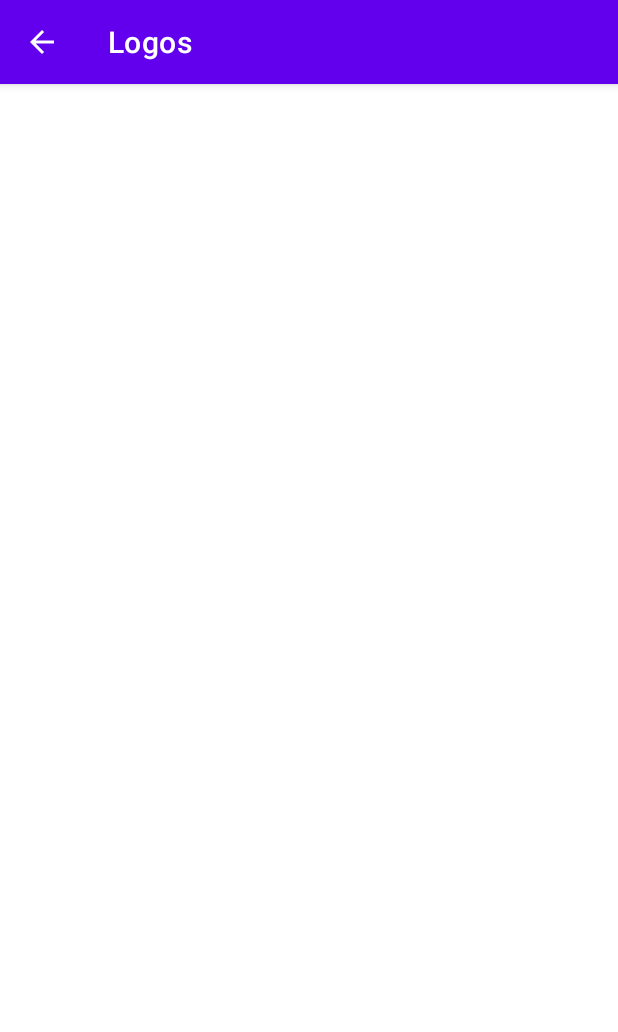
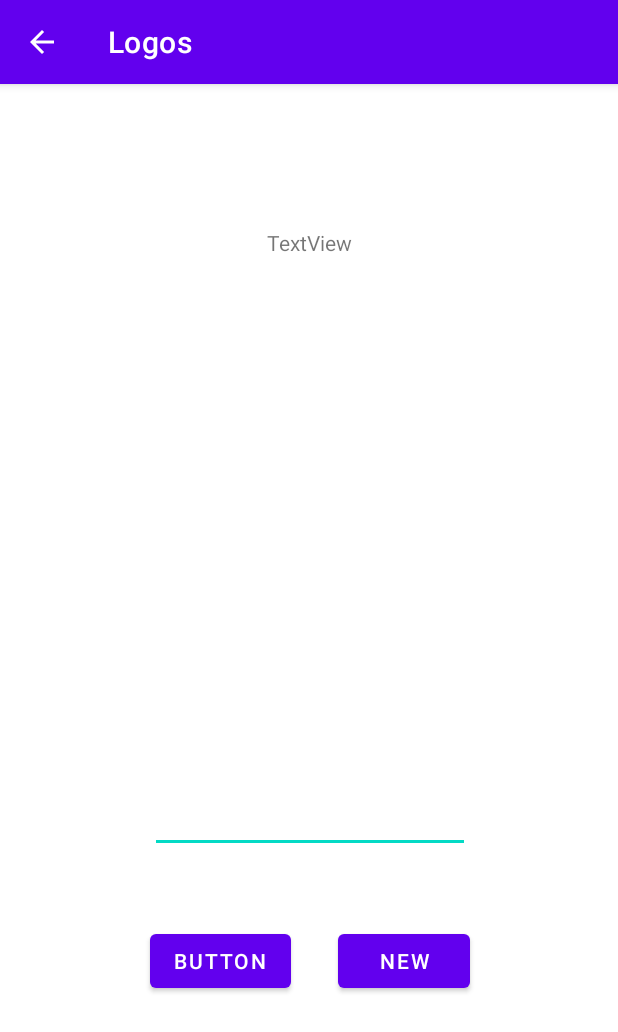
Before and after one commit to JoeBomm/Logos, an Android app: the TwosComplimentActivity screen opened directly, with no data from a screen before it, on a phone screen of 412 x 824 dp. Shown: the top 1032 px of the screen. Run offline under Robolectric (Android 15) with nearby library versions, the phone set to English and light mode, and no system bars.

Commit message:
Add buttons to T or F and Two's Compliment activities

```diff
--- a/app/src/main/res/layout/activity_twos_compliment.xml
+++ b/app/src/main/res/layout/activity_twos_compliment.xml
@@ -6,4 +6,46 @@
     android:layout_height="match_parent"
     tools:context=".TwosComplimentActivity">
 
+    <Button
+        android:id="@+id/button8"
+        android:layout_width="wrap_content"
+        android:layout_height="wrap_content"
+        android:layout_marginTop="16dp"
+        android:layout_marginBottom="16dp"
+        android:text="Button"
+        app:layout_constraintBottom_toBottomOf="parent"
+        app:layout_constraintStart_toStartOf="@+id/editTextNumber3"
+        app:layout_constraintTop_toBottomOf="@+id/editTextNumber3"
+        app:layout_constraintVertical_bias="0.184" />
+
+    <Button
+        android:id="@+id/button9"
+        android:layout_width="wrap_content"
+        android:layout_height="wrap_content"
+        android:text="@string/button_new"
+        app:layout_constraintBaseline_toBaselineOf="@+id/button8"
+        app:layout_constraintEnd_toEndOf="@+id/editTextNumber3" />
+
+    <EditText
+        android:id="@+id/editTextNumber3"
+        android:layout_width="wrap_content"
+        android:layout_height="wrap_content"
+        android:layout_marginTop="352dp"
+        android:ems="10"
+        android:inputType="number"
+        app:layout_constraintEnd_toEndOf="parent"
+        app:layout_constraintHorizontal_bias="0.502"
+        app:layout_constraintStart_toStartOf="parent"
+        app:layout_constraintTop_toBottomOf="@+id/textView4" />
+
+    <TextView
+        android:id="@+id/textView4"
+        android:layout_width="wrap_content"
+        android:layout_height="wrap_content"
+        android:layout_marginTop="96dp"
+        android:text="TextView"
+        app:layout_constraintEnd_toEndOf="parent"
+        app:layout_constraintHorizontal_bias="0.5"
+        app:layout_constraintStart_toStartOf="parent"
+        app:layout_constraintTop_toTopOf="parent" />
 </androidx.constraintlayout.widget.ConstraintLayout>
--- a/app/src/main/res/values/strings.xml
+++ b/app/src/main/res/values/strings.xml
@@ -3,4 +3,8 @@
     <string name="button_twos_compliment">Two\'s Compliment</string>
     <string name="button_true_or_false">True or False</string>
     <string name="button_about">About</string>
+    <string name="button_submit">Submit</string>
+    <string name="main_title">Logos</string>
+    <string name="edit_binary">00000000</string>
+    <string name="button_new">New</string>
 </resources>
```
Also changed, not shown: app/src/main/res/layout/activity_true_or_false.xml (+21 -0 lines).
